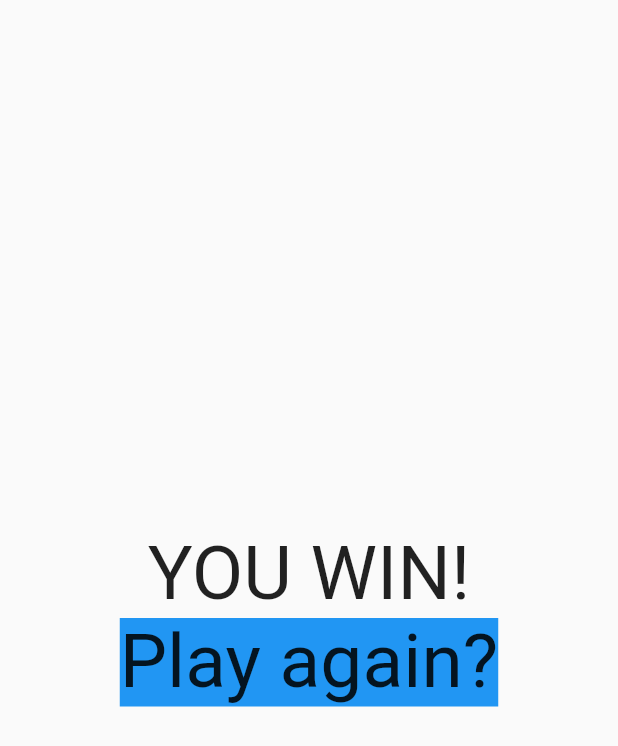
After one commit to BennyDagur/hangman, a Flutter app: the YouWinLose screen opened by its route, on a phone screen of 412 x 824 dp. The commit adds this screen. Shown: the top 746 px of the screen. Run offline on Flutter 3.47's test engine with Material 2 defaults, Android fonts, the phone set to English and light mode, and no system bars.

Commit message:
Win/Lose check added, work for multiple screens prepared

```diff
--- a/lib/constants.dart
+++ b/lib/constants.dart
@@ -4,3 +4,7 @@ const kWordStyle = TextStyle(
   fontSize: 50.0,
   letterSpacing: 3,
 );
+
+const kWinLoseStyle = TextStyle(
+  fontSize: 50,
+);
--- a/lib/list_of_words.dart
+++ b/lib/list_of_words.dart
@@ -14,7 +14,7 @@ class ListOfWords{
     return theWords[random].length;
   }
 
-  String word = theWords[random];
+  String theWord = theWords[random];
 
 
 }
--- /dev/null
+++ b/lib/you_win_or_lose.dart
@@ -0,0 +1,35 @@
+import 'package:flutter/material.dart';
+import 'package:hangman/constants.dart';
+
+class YouWinLose extends StatefulWidget {
+  const YouWinLose({Key? key}) : super(key: key);
+
+  @override
+  State<YouWinLose> createState() => _YouWinLoseState();
+}
+
+class _YouWinLoseState extends State<YouWinLose> {
+  @override
+  Widget build(BuildContext context) {
+    return Scaffold(
+      body: Column(
+        mainAxisAlignment: MainAxisAlignment.center,
+        children: [
+          Center(
+            child: Container(
+              child: Text('YOU WIN!', style: kWinLoseStyle,),
+            ),
+          ),
+          Center(
+            child: Container(
+              decoration: BoxDecoration(
+                color: Colors.blue,
+              ),
+              child: Text('Play again?', style: kWinLoseStyle,),
+            ),
+          )
+        ],
+      ),
+    );
+  }
+}
```
Also changed, not shown: lib/game_screen.dart (+25 -10 lines), lib/main.dart (+7 -1 lines), lib/starting_menu.dart (added).
